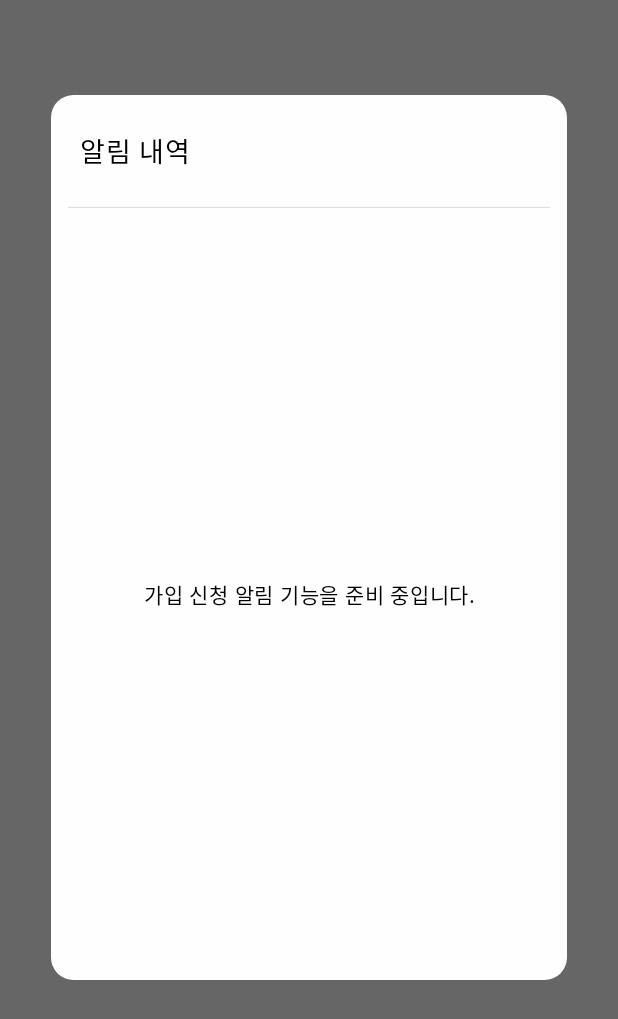
After one commit to jdh4568/RideSync, an Android app built with Jetpack Compose: the composable GroupJoinRequestsRoute shown on its own in the app's theme, on a phone screen of 412 x 824 dp. The commit adds this screen. Shown: the top 1019 px of the screen. Run offline under Robolectric (Android 15) with nearby library versions, the phone set to English and light mode, and no system bars.

Commit message:
알립 팝업UI 구현

```diff
--- /dev/null
+++ b/test_app/app/src/main/java/com/example/ridemate_api_test/feature/group/presentation/requests/GroupJoinRequestsDialog.kt
@@ -0,0 +1,127 @@
+package com.example.ridemate_api_test.feature.group.presentation.requests
+
+import androidx.compose.foundation.BorderStroke
+import androidx.compose.foundation.background
+import androidx.compose.foundation.gestures.detectTapGestures
+import androidx.compose.foundation.layout.*
+import androidx.compose.foundation.lazy.LazyColumn
+import androidx.compose.foundation.lazy.items
+import androidx.compose.foundation.rememberScrollState
+import androidx.compose.foundation.shape.RoundedCornerShape
+import androidx.compose.foundation.verticalScroll
+import androidx.compose.material3.*
+import androidx.compose.runtime.Composable
+import androidx.compose.ui.Alignment
+import androidx.compose.ui.Modifier
+import androidx.compose.ui.graphics.Color
+import androidx.compose.ui.input.pointer.pointerInput
+import androidx.compose.ui.res.stringResource
+import androidx.compose.ui.semantics.heading
+import androidx.compose.ui.semantics.paneTitle
+import androidx.compose.ui.semantics.semantics
+import androidx.compose.ui.text.font.FontWeight
+import androidx.compose.ui.text.style.TextAlign
+import androidx.compose.ui.tooling.preview.Preview
+import androidx.compose.ui.unit.dp
+import androidx.compose.ui.unit.sp
+import androidx.compose.ui.window.Dialog
+import androidx.compose.ui.window.DialogProperties
+import com.example.ridemate_api_test.R
+import com.example.ridemate_api_test.core.designsystem.theme.HomeTheme
+import com.example.ridemate_api_test.feature.group.presentation.GroupDesign
+
+@Composable
+internal fun GroupJoinRequestsDialog(state: GroupJoinRequestsUiState, onDismiss: () -> Unit) {
+    Dialog(onDismissRequest = onDismiss, properties = DialogProperties(
+        dismissOnBackPress = true, dismissOnClickOutside = true,
+        usePlatformDefaultWidth = false, decorFitsSystemWindows = false,
+    )) {
+        // This full-window modal owns outside taps, including the inset area.
+        Box(Modifier.fillMaxSize()) {
+            Box(Modifier.matchParentSize().pointerInput(onDismiss) { detectTapGestures { onDismiss() } })
+            GroupJoinRequestsPlacement { modifier -> GroupJoinRequestsContent(state, modifier) }
+        }
+    }
+}
+
+@Composable
+private fun GroupJoinRequestsPlacement(content: @Composable (Modifier) -> Unit) {
+    BoxWithConstraints(Modifier.fillMaxSize().safeDrawingPadding().padding(horizontal = 34.dp, vertical = 16.dp)) {
+        // Figma's 321 x 590 is a reference: width and height follow the available window.
+        val topSpace = maxHeight * 0.06f
+        val panelHeight = (maxHeight * 0.78f).coerceAtMost(590.dp)
+        Box(Modifier.fillMaxSize().padding(top = topSpace), contentAlignment = Alignment.TopCenter) {
+            content(Modifier.widthIn(max = 420.dp).fillMaxWidth()
+                .height(panelHeight))
+        }
+    }
+}
+
+@Composable
+internal fun GroupJoinRequestsContent(state: GroupJoinRequestsUiState, modifier: Modifier = Modifier) {
+    val title = stringResource(R.string.group_requests_title)
+    Surface(modifier.semantics { paneTitle = title }
+        // Consume panel taps so only the surrounding modal backdrop closes it.
+        .pointerInput(Unit) { detectTapGestures {} },
+        shape = RoundedCornerShape(15.dp), color = Color(0xFFFEFEFE), contentColor = Color.Black) {
+        Column(Modifier.padding(horizontal = 11.dp)) {
+            Text(title, Modifier.fillMaxWidth().padding(horizontal = 8.dp, vertical = 24.dp)
+                .semantics { heading() }, fontSize = 18.sp, lineHeight = 24.sp, fontWeight = FontWeight.Medium)
+            HorizontalDivider(color = GroupDesign.InputBorder, thickness = 0.5.dp)
+            if (state.status == GroupJoinRequestsStatus.CONTENT && state.requests.isNotEmpty()) {
+                LazyColumn(Modifier.weight(1f).fillMaxWidth()) {
+                    items(state.requests, key = { it.id }) { request ->
+                        RequestRow(request)
+                        HorizontalDivider(color = GroupDesign.InputBorder, thickness = 0.5.dp)
+                    }
+                }
+            } else {
+                Box(Modifier.weight(1f).fillMaxWidth().padding(16.dp), contentAlignment = Alignment.Center) {
+                    Text(stringResource(if (state.status == GroupJoinRequestsStatus.PREPARING)
+                        R.string.group_requests_preparing else R.string.group_requests_empty),
+                        modifier = Modifier.verticalScroll(rememberScrollState()),
+                        fontSize = 14.sp, lineHeight = 22.sp, textAlign = TextAlign.Center)
+                }
+            }
+        }
+    }
+}
+
+@OptIn(ExperimentalLayoutApi::class)
+@Composable
+private fun RequestRow(request: GroupJoinRequestItem) {
+    Column(Modifier.fillMaxWidth().padding(horizontal = 8.dp, vertical = 8.dp)) {
+        Text(stringResource(R.string.group_requests_message, request.nickname, request.groupName),
+            fontSize = 12.sp, lineHeight = 20.sp, fontWeight = FontWeight.Medium)
+        FlowRow(Modifier.fillMaxWidth(), horizontalArrangement = Arrangement.spacedBy(8.dp, Alignment.End)) {
+            // API actions are unavailable in stage 1; these rows are used only by Preview.
+            RequestAction(R.string.group_requests_reject, Color(0xFFECEDF0), Color.Black)
+            RequestAction(R.string.group_requests_approve, GroupDesign.Primary, Color.White)
+        }
+    }
+}
+
+@Composable
+private fun RequestAction(label: Int, background: Color, foreground: Color) {
+    Button(onClick = {}, enabled = false, modifier = Modifier.widthIn(min = 55.dp).heightIn(min = 48.dp),
+        shape = RoundedCornerShape(6.dp), border = BorderStroke(0.3.dp, Color(0xFF535353)),
+        contentPadding = PaddingValues(horizontal = 12.dp, vertical = 4.dp),
+        colors = ButtonDefaults.buttonColors(disabledContainerColor = background, disabledContentColor = foreground)) {
+        Text(stringResource(label), fontSize = 12.sp, lineHeight = 20.sp)
+    }
+}
+
+@Preview(name = "Group join notifications · sample", showBackground = true, widthDp = 390, heightDp = 844)
+@Composable
+private fun GroupJoinRequestsPreview() {
+    HomeTheme {
+        Box(Modifier.fillMaxSize().background(Color.Black.copy(alpha = 0.3f))) {
+            GroupJoinRequestsPlacement { modifier ->
+                GroupJoinRequestsContent(GroupJoinRequestsUiState(GroupJoinRequestsStatus.CONTENT, listOf(
+                    GroupJoinRequestItem(1, "홍길동", "A그룹"),
+                    GroupJoinRequestItem(2, "이순신", "A그룹"),
+                )), modifier)
+            }
+        }
+    }
+}
--- /dev/null
+++ b/test_app/app/src/main/java/com/example/ridemate_api_test/feature/group/presentation/requests/GroupJoinRequestsRoute.kt
@@ -0,0 +1,9 @@
+package com.example.ridemate_api_test.feature.group.presentation.requests
+
+import androidx.compose.runtime.Composable
+
+@Composable
+fun GroupJoinRequestsRoute(onDismiss: () -> Unit) {
+    // Stage 1 has no API or mutation actions. State ownership is added with stage 2.
+    GroupJoinRequestsDialog(GroupJoinRequestsUiState(), onDismiss)
+}
--- /dev/null
+++ b/test_app/app/src/main/java/com/example/ridemate_api_test/feature/group/presentation/requests/GroupJoinRequestsUiState.kt
@@ -0,0 +1,11 @@
+package com.example.ridemate_api_test.feature.group.presentation.requests
+
+enum class GroupJoinRequestsStatus { PREPARING, CONTENT, EMPTY }
+
+/** Presentation data; no sample requests are supplied to the runtime route. */
+data class GroupJoinRequestItem(val id: Long, val nickname: String, val groupName: String)
+
+data class GroupJoinRequestsUiState(
+    val status: GroupJoinRequestsStatus = GroupJoinRequestsStatus.PREPARING,
+    val requests: List<GroupJoinRequestItem> = emptyList(),
+)
--- a/test_app/app/src/main/java/com/example/ridemate_api_test/feature/home/presentation/HomeRoute.kt
+++ b/test_app/app/src/main/java/com/example/ridemate_api_test/feature/home/presentation/HomeRoute.kt
@@ -10,6 +10,7 @@ import androidx.lifecycle.compose.collectAsStateWithLifecycle
 import androidx.lifecycle.viewmodel.compose.viewModel
 import com.example.ridemate_api_test.core.designsystem.theme.HomeTheme
 import com.example.ridemate_api_test.core.di.AppContainer
+import com.example.ridemate_api_test.feature.group.presentation.requests.GroupJoinRequestsRoute
 
 @Composable
 fun HomeRoute(container: AppContainer, onOpenGroups: () -> Unit) {
@@ -32,5 +33,8 @@ fun HomeRoute(container: AppContainer, onOpenGroups: () -> Unit) {
         HomeScreen(state, { notice ->
             if (notice == HomeNotice.GROUPS) onOpenGroups() else model.showNotice(notice)
         }, model::dismissNotice, model::retryConnection, model::logout)
+        if (state.notice == HomeNotice.NOTIFICATIONS) {
+            GroupJoinRequestsRoute(onDismiss = model::dismissNotice)
+        }
     }
 }
--- a/test_app/app/src/main/java/com/example/ridemate_api_test/feature/home/presentation/HomeScreen.kt
+++ b/test_app/app/src/main/java/com/example/ridemate_api_test/feature/home/presentation/HomeScreen.kt
@@ -92,7 +92,7 @@ fun HomeScreen(
             }
         }
     }
-    state.notice?.let { notice ->
+    state.notice?.takeUnless { it == HomeNotice.NOTIFICATIONS }?.let { notice ->
         val title = when (notice) {
             HomeNotice.NOTIFICATIONS -> R.string.home_notifications
             HomeNotice.START_RIDE -> R.string.home_start_ride
--- a/test_app/app/src/main/res/values/strings.xml
+++ b/test_app/app/src/main/res/values/strings.xml
@@ -106,4 +106,10 @@
     <string name="group_description_hint">그룹에 대한 설명을 입력하세요.</string>
     <string name="group_capacity">최대 인원</string>
     <string name="group_capacity_hint">2 ~ 50명 사이로 입력하세요.</string>
+    <string name="group_requests_title">알림 내역</string>
+    <string name="group_requests_preparing">가입 신청 알림 기능을 준비 중입니다.</string>
+    <string name="group_requests_empty">알림이 없습니다.</string>
+    <string name="group_requests_message">%1$s님이 %2$s에 가입을 요청하였습니다.</string>
+    <string name="group_requests_reject">거절</string>
+    <string name="group_requests_approve">수락</string>
 </resources>
```
Also changed, not shown: 3 other files.
